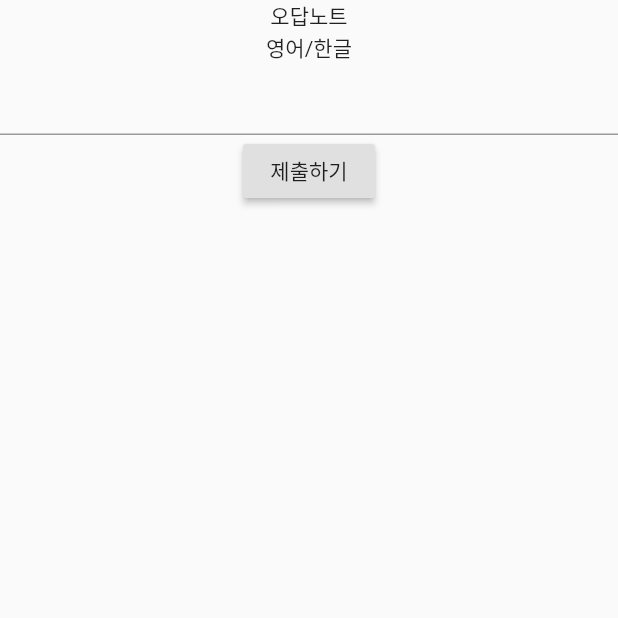
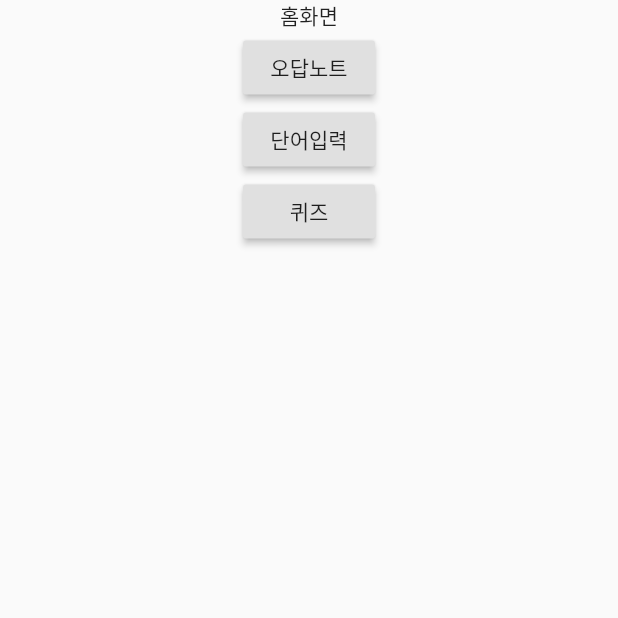
Before and after one commit to guswns8431/flutter-project, a Flutter app: the screen it shows after launch, after a tap on "제출하기", on a phone screen of 412 x 824 dp, the top half of it. Run offline on Flutter 3.47's test engine with Material 2 defaults, Android fonts, the phone set to English and light mode, and no system bars.

Commit message:
화면 간 전환

```diff
--- /dev/null
+++ b/lib/home-page.dart
@@ -0,0 +1,38 @@
+import 'package:flutter/material.dart';
+
+class HomePage extends StatefulWidget {
+
+  @override
+  _HomePageState createState() => _HomePageState();
+}
+
+class _HomePageState extends State<HomePage> {
+  @override
+  Widget build(BuildContext context) {
+    return Scaffold(
+      body: Center(
+        child: Column(children: <Widget>[
+          Text('홈화면'),
+          RaisedButton(
+            child: Text("오답노트"),
+            onPressed: (){
+              Navigator.pushNamed(context, 'incorrectNote');
+            },
+          ),
+          RaisedButton(
+            child: Text('단어입력'),
+            onPressed: (){
+              Navigator.pushNamed(context, 'add');
+            },
+          ),
+          RaisedButton(
+            child: Text('퀴즈'),
+            onPressed: (){
+              Navigator.pushNamed(context, 'quiz');
+            },
+          )
+        ],),
+      ),
+    );
+  }
+}
--- a/lib/incorrect-note-page.dart
+++ b/lib/incorrect-note-page.dart
@@ -1,4 +1,5 @@
 import 'package:flutter/material.dart';
+import 'package:flutter_project_wordbook/home-page.dart';
 
 class IncorrectNote extends StatefulWidget {
   @override
@@ -10,7 +11,8 @@ class _IncorrectNoteState extends State<IncorrectNote> {
 
   @override
   Widget build(BuildContext context) {
-    return Column(
+    return Scaffold(
+      body: Column(
         children: <Widget>[
           Text('오답노트'),
           Text('영어/한글'),
@@ -19,9 +21,20 @@ class _IncorrectNoteState extends State<IncorrectNote> {
           ),
           RaisedButton(
             child: Text('제출하기'),
-          onPressed: () {},
+            onPressed: () {
+              /*
+              이런식으로도 화면 전환 가능
+              Navigator.push(
+                context,
+                MaterialPageRoute(builder: (context) => HomePage()),
+              );
+
+              */
+              Navigator.pushNamed(context,'home');
+            },
           )
         ],
+      ),
     );
   }
 }
--- a/lib/main.dart
+++ b/lib/main.dart
@@ -1,5 +1,8 @@
 import 'package:flutter/material.dart';
+import 'package:flutter_project_wordbook/add-page.dart';
+import 'package:flutter_project_wordbook/home-page.dart';
 import 'package:flutter_project_wordbook/incorrect-note-page.dart';
+import 'package:flutter_project_wordbook/quiz-page.dart';
 
 void main() => runApp(MyApp());
 
@@ -12,6 +15,13 @@ class MyApp extends StatelessWidget {
           primarySwatch: Colors.blue,
           accentColor: Colors.black,
         ),
-        home: Scaffold(body: IncorrectNote()));
+        home: IncorrectNote(),
+        routes: {
+          'incorrectNote' : (context) => IncorrectNote(),
+          'home' : (context) => HomePage(),
+          'add' : (context) => AddPage(),
+          'quiz' : (context) => QuizPage(),
+        },
+        );
   }
 }
```
Also changed, not shown: lib/add-page.dart (added, +23 -0 lines), lib/quiz-page.dart (added, +29 -0 lines). Lines whose indentation alone changed are shown as unchanged.
